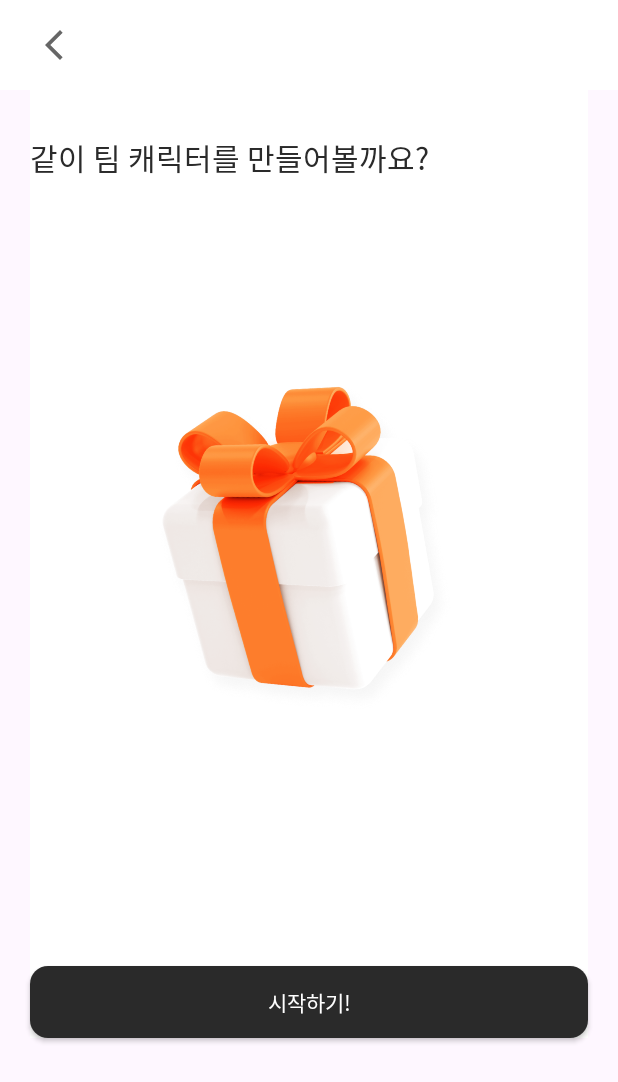
After one commit to Do-It-Do-It-Chu/Dowith-Android, an Android app built with Jetpack Compose: the PresentScreen screen opened through its navigation route, on a phone screen of 412 x 824 dp. The commit adds this screen. Shown: the top 1082 px of the screen. Run offline under Robolectric (Android 15) with nearby library versions, the phone set to English and light mode, and no system bars; our stand-ins replace Dagger/Hilt's generated code; libraries missing offline, so code that uses them is left out: org.orbitmvi.orbit; Roboto replaces fonts that are not available here; 3 statements that could not run were skipped.

Commit message:
:sparkles: Present Screen 추가

```diff
--- a/app/src/main/java/com/soopeach/dowith/ui/AppScreen.kt
+++ b/app/src/main/java/com/soopeach/dowith/ui/AppScreen.kt
@@ -24,6 +24,7 @@
 import com.soopeach.dowith.ui.screen.Screen.Companion.bottomNavigationItems
 import com.soopeach.dowith.ui.screen.personal.PersonalTodoMainScreen
 import com.soopeach.dowith.ui.screen.personal.PersonalTodoMoreScreen
+import com.soopeach.dowith.ui.screen.team.PresentScreen
 import com.soopeach.dowith.ui.screen.team.TeamTodoMainScreen
 import com.soopeach.dowith.ui.theme.DoWithColors
 import com.soopeach.dowith.ui.theme.DoWithTypography
@@ -93,6 +94,10 @@
                 PersonalTodoMoreScreen(navController)
             }
 
+            composable(Screen.PresentScreen.route) {
+                PresentScreen(navController)
+            }
+
         }
     }
 }
--- a/app/src/main/java/com/soopeach/dowith/ui/screen/Screen.kt
+++ b/app/src/main/java/com/soopeach/dowith/ui/screen/Screen.kt
@@ -20,6 +20,7 @@
     object Done : Screen("done", R.string.done, DoneMenu)
 
     object PersonalTodoMore : Screen("personalTodoMore")
+    object PresentScreen : Screen("presentScreen")
 
     companion object {
         val bottomNavigationItems = listOf(PersonalTodoMain, TeamTodoMain, Done)
--- /dev/null
+++ b/app/src/main/java/com/soopeach/dowith/ui/screen/team/PresentScreen.kt
@@ -0,0 +1,93 @@
+package com.soopeach.dowith.ui.screen.team
+
+import androidx.compose.foundation.Image
+import androidx.compose.foundation.background
+import androidx.compose.foundation.clickable
+import androidx.compose.foundation.layout.Arrangement
+import androidx.compose.foundation.layout.Column
+import androidx.compose.foundation.layout.Spacer
+import androidx.compose.foundation.layout.height
+import androidx.compose.foundation.layout.padding
+import androidx.compose.material.Icon
+import androidx.compose.material.icons.Icons
+import androidx.compose.material.icons.filled.ArrowBackIosNew
+import androidx.compose.material3.Scaffold
+import androidx.compose.material3.Text
+import androidx.compose.runtime.Composable
+import androidx.compose.ui.Modifier
+import androidx.compose.ui.graphics.Color
+import androidx.compose.ui.res.painterResource
+import androidx.compose.ui.unit.dp
+import androidx.navigation.NavController
+import com.soopeach.dowith.R
+import com.soopeach.dowith.ui.component.DoWithTopBar
+import com.soopeach.dowith.ui.component.button.DoWithButton
+import com.soopeach.dowith.ui.theme.DoWithColors
+import com.soopeach.dowith.ui.theme.DoWithTypography
+import com.soopeach.dowith.utils.shaking
+
+@Composable
+fun PresentScreen(
+    navController: NavController
+) {
+    PresentContent(
+        onTopBarNavigationIconClicked = {
+            navController.popBackStack()
+        },
+        onStartButtonClicked = {
+            // TODO: navigate to CategorySelectScreen
+        }
+    )
+}
+
+@Composable
+fun PresentContent(
+    onTopBarNavigationIconClicked: () -> Unit = {},
+    onStartButtonClicked: () -> Unit = {}
+) {
+    Scaffold(
+        topBar = {
+            DoWithTopBar(
+                navigationIcon = {
+                    Icon(
+                        modifier = Modifier.clickable {
+                            onTopBarNavigationIconClicked()
+                        },
+                        imageVector = Icons.Filled.ArrowBackIosNew, contentDescription = "뒤로가기",
+                    )
+                }
+            )
+        }
+    ) { paddingValues ->
+
+        Column(
+            modifier = Modifier
+                .padding(paddingValues)
+                .padding(horizontal = 20.dp)
+                .background(Color.White),
+            verticalArrangement = Arrangement.SpaceBetween
+        ) {
+
+            Spacer(modifier = Modifier.height(30.dp))
+
+            Text(
+                text = "같이 팀 캐릭터를 만들어볼까요?",
+                style = DoWithTypography.Title1.copy(DoWithColors.gray800)
+            )
+
+            Spacer(modifier = Modifier.height(94.dp))
+
+            Image(
+                modifier = Modifier
+                    .shaking(),
+                painter = painterResource(id = R.drawable.present), contentDescription = "선물 상자 이미지"
+            )
+
+            Spacer(modifier = Modifier.height(127.dp))
+
+            DoWithButton(text = "시작하기!") {
+                onStartButtonClicked()
+            }
+        }
+    }
+}
```
